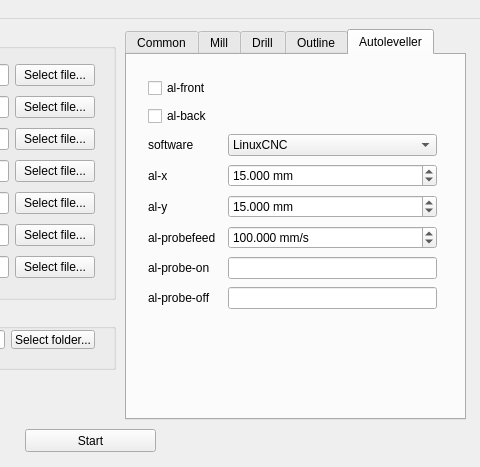
pcb2gcode/pcb2gcodeGUI, file mainwindow.ui: the form before one commit; both pictures show x 315 to 795 and y 0 to 467 of the 795 by 467 pixel window.
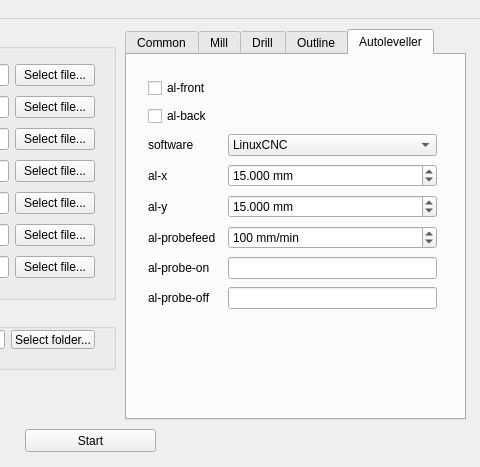
The form after the commit. The open tabs and pages were chosen to show the change.

Commit message: Changed default values & code cleaning

Patch:
```diff
--- a/mainwindow.ui
+++ b/mainwindow.ui
@@ -995,28 +995,6 @@
          </property>
         </widget>
        </item>
-       <item row="5" column="1">
-        <widget class="QDoubleSpinBox" name="alprobefeedDoubleSpinBox">
-         <property name="toolTip">
-          <string>&lt;html&gt;&lt;head/&gt;&lt;body&gt;&lt;p&gt;Probe speed on the Z axis. Higher values decrease the probing time but also increase the wear of the probing tool&lt;/p&gt;&lt;/body&gt;&lt;/html&gt;</string>
-         </property>
-         <property name="suffix">
-          <string> mm/s</string>
-         </property>
-         <property name="decimals">
-          <number>3</number>
-         </property>
-         <property name="maximum">
-          <double>5000.000000000000000</double>
-         </property>
-         <property name="singleStep">
-          <double>10.000000000000000</double>
-         </property>
-         <property name="value">
-          <double>100.000000000000000</double>
-         </property>
-        </widget>
-       </item>
        <item row="5" column="0">
         <widget class="QLabel" name="alprobefeedLabel">
          <property name="toolTip">
@@ -1153,6 +1131,25 @@
          </property>
         </widget>
        </item>
+       <item row="5" column="1">
+        <widget class="QSpinBox" name="alprobefeedSpinBox">
+         <property name="toolTip">
+          <string>&lt;html&gt;&lt;head/&gt;&lt;body&gt;&lt;p&gt;Probe speed on the Z axis. Higher values decrease the probing time but also increase the wear of the probing tool&lt;/p&gt;&lt;/body&gt;&lt;/html&gt;</string>
+         </property>
+         <property name="suffix">
+          <string> mm/min</string>
+         </property>
+         <property name="maximum">
+          <number>5000</number>
+         </property>
+         <property name="singleStep">
+          <number>10</number>
+         </property>
+         <property name="value">
+          <number>100</number>
+         </property>
+        </widget>
+       </item>
       </layout>
      </widget>
     </widget>
```
Left out of the diff: 28 changed lines with no effect on the pictures. The commit also changes 5 other files.
